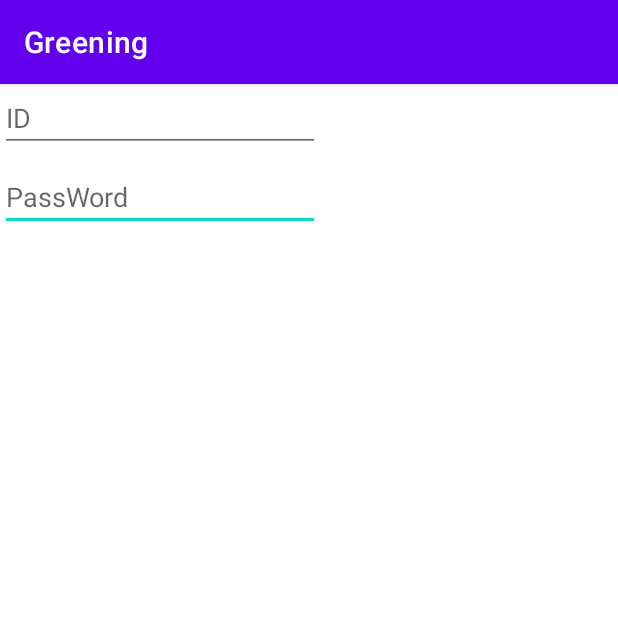
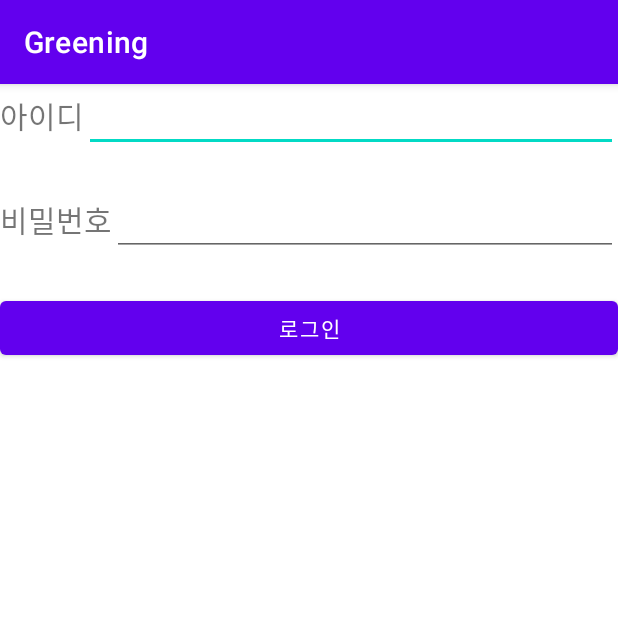
Before and after one commit to eminentecero/Greening, an Android app: the screen it shows after launch (MainActivity), on a phone screen of 412 x 824 dp, the top half of it. Run offline under Robolectric (Android 15) with nearby library versions, the light colour scheme and no system bars.

Commit message:
아이디, 비밀번호 입력 받아서 로그인하고, 둘 중에 하나라도 공백이면 토스트 메시지가 뜨도록 함. 이제 DB 사용 가능하도록 할 예정

```diff
--- a/app/src/main/java/com/example/greening/MainActivity.kt
+++ b/app/src/main/java/com/example/greening/MainActivity.kt
@@ -1,11 +1,96 @@
 package com.example.greening
 
+import android.content.Context
+import android.database.Cursor
+import android.database.sqlite.SQLiteDatabase
+import android.database.sqlite.SQLiteOpenHelper
 import androidx.appcompat.app.AppCompatActivity
 import android.os.Bundle
+import android.widget.Button
+import android.widget.EditText
+import android.widget.TextView
+import android.widget.Toast
 
 class MainActivity : AppCompatActivity() {
+    lateinit var editID:EditText
+    lateinit var editPassWord:EditText
+    lateinit var btnLogin: Button
+    lateinit var ResulttextView:TextView
+
+    lateinit var myHelper:myDBHelper
+    lateinit var sqlDB : SQLiteDatabase
+    lateinit var result : String
+
     override fun onCreate(savedInstanceState: Bundle?) {
         super.onCreate(savedInstanceState)
         setContentView(R.layout.activity_main)
+
+        editID = findViewById(R.id.editID)
+        editPassWord = findViewById(R.id.editPassWord)
+        btnLogin = findViewById(R.id.btnLogin)
+        ResulttextView = findViewById(R.id.ResulttextView)
+
+
+        //1. 회원가입
+        //아이디, 비밀번호 입력 - 변수 선언, 연결 필요
+        //아이디 - primary key로 지정
+
+        //회원가입 -> 기본정보 쓰는 거,
+
+        //객체 받아오기 - DB
+        myHelper = myDBHelper(this)
+
+
+
+        //2. 로그인
+        //입력한 아이디, 비밀번호 변수랑 TextView(반갑습니다를 띄울)
+        btnLogin.setOnClickListener {
+            //!!!!!!!!!!!!!!!!!!!!!!!!!!!!!!!!!!공백값이 무엇인지 미확인 - 확인해서 if 문에 걸리도록 해야함.
+            //입력값이 공백이면 기능이 실행되지 않도록 설정
+            if(editID.toString().equals("") && editPassWord.toString().equals("")){
+                //get, set 생략 가능 - 아이디와 비밀번호를 조회해서 비교하기 때문에 readable 사용
+                sqlDB = myHelper.readableDatabase
+
+                var cursor: Cursor
+                cursor = sqlDB.rawQuery("SELECT * FROM groupTBL WHERE ID = '"+editID+ "';", null)
+
+                //저장할 배열 설정
+                var strPassWord = "비밀번호"+ "\r\n" + "---------" + "\r\n"
+
+                while(cursor.moveToNext()) {
+                    //1번째 행에 있는 것은 번호
+                    //비밀번호 조회
+                    strPassWord += cursor.getString(1) + "\r\n"
+                }
+
+                sqlDB.close()
+
+                if(strPassWord == editPassWord.toString()){
+                    result = "${editID} + 님 반갑습니다!"
+                    ResulttextView.setText(result)
+                }
+                else{
+                    ResulttextView.setText("잘못된 비밀번호 입니다.")
+                }
+            }
+            else{
+                //메세지를 띄우도록 하는 것이 좋음! - 보안성 주의해서, (아이디 또는 비밀번호가 잘못되었습니다.)
+                Toast.makeText(applicationContext, "아이디와 비밀번호를 모두 입력해주세요.", Toast.LENGTH_LONG).show()
+            }
+        }
+    }
+
+    //DB 생성되도록 하기!!!!!!!!!!!!!!!!!!!!!!!!!!!!!!!!!!!!!!!!!!!!!!!!!!
+    inner class myDBHelper(context: Context): SQLiteOpenHelper(context, "Greener", null, 1){
+        override fun onCreate(db: SQLiteDatabase?) {
+            //Name을 primary Key로 설정 - 찾아낼때 쓰이는 key
+            db!!.execSQL("CREATE TABLE groupTBL (ID CHAR(20) PRIMARY KEY, PassWord Integer);")
+        }
+
+        override fun onUpgrade(db: SQLiteDatabase?, oldVersion: Int, newVersion: Int) {
+            //DB 삭제 후 다시 생성
+            db!!.execSQL("DROP TABLE IF EXISTS groupTBL")
+            onCreate(db)
+        }
     }
 }
--- a/app/src/main/res/layout/activity_main.xml
+++ b/app/src/main/res/layout/activity_main.xml
@@ -1,50 +1,81 @@
 <?xml version="1.0" encoding="utf-8"?>
-<androidx.constraintlayout.widget.ConstraintLayout xmlns:android="http://schemas.android.com/apk/res/android"
+<LinearLayout xmlns:android="http://schemas.android.com/apk/res/android"
     xmlns:app="http://schemas.android.com/apk/res-auto"
     xmlns:tools="http://schemas.android.com/tools"
     android:layout_width="match_parent"
     android:layout_height="match_parent"
+    android:orientation="vertical"
     tools:context=".MainActivity">
 
-    <EditText
-        android:id="@+id/PassEditText"
+    <LinearLayout
+        android:layout_width="match_parent"
+        android:layout_height="0dp"
+        android:layout_weight="1"
+        android:orientation="horizontal">
+
+        <TextView
             android:layout_width="wrap_content"
             android:layout_height="wrap_content"
-        android:layout_marginTop="7dp"
-        android:ems="10"
-        android:hint="PassWord"
-        android:inputType="textPassword"
-        app:layout_constraintTop_toBottomOf="@+id/idEditText"
-        tools:layout_editor_absoluteX="137dp" />
+            android:text="아이디"
+            android:textSize="20dp" />
 
         <EditText
-        android:id="@+id/idEditText"
+            android:id="@+id/editID"
             android:layout_width="wrap_content"
             android:layout_height="wrap_content"
-        android:ems="10"
-        android:hint="ID"
-        android:inputType="textUri|text"
-        tools:layout_editor_absoluteX="137dp"
-        tools:layout_editor_absoluteY="249dp" />
+            android:layout_weight="1" />
+
+    </LinearLayout>
+
+    <LinearLayout
+        android:layout_width="match_parent"
+        android:layout_height="0dp"
+        android:layout_weight="1"
+        android:orientation="horizontal">
 
         <TextView
-        android:id="@+id/IDtextView"
             android:layout_width="wrap_content"
             android:layout_height="wrap_content"
-        android:layout_marginEnd="40dp"
-        android:layout_marginBottom="30dp"
-        android:text="아이디"
-        android:textColor="#000000"
-        app:layout_constraintBottom_toTopOf="@+id/PassWordTextView"
-        app:layout_constraintEnd_toStartOf="@+id/idEditText" />
+            android:text="비밀번호"
+            android:textSize="20dp" />
+
+        <EditText
+            android:id="@+id/editPassWord"
+            android:layout_width="wrap_content"
+            android:layout_height="wrap_content"
+            android:layout_weight="1" />
+    </LinearLayout>
+
+    <LinearLayout
+        android:layout_width="match_parent"
+        android:layout_height="0dp"
+        android:layout_weight="1"
+        android:orientation="horizontal">
+
+        <Button
+            android:id="@+id/btnLogin"
+            android:layout_width="wrap_content"
+            android:layout_height="wrap_content"
+            android:layout_weight="1"
+            android:text="로그인" />
+
+    </LinearLayout>
+
+    <LinearLayout
+        android:layout_width="match_parent"
+        android:layout_height="0dp"
+        android:layout_weight="8"
+        android:orientation="horizontal">
 
         <TextView
-        android:id="@+id/PassWordTextView"
-        android:layout_width="wrap_content"
+            android:id="@+id/ResulttextView"
+            android:layout_width="match_parent"
             android:layout_height="wrap_content"
-        android:layout_marginEnd="40dp"
-        android:text="비밀번호"
-        android:textColor="#000000"
-        app:layout_constraintEnd_toStartOf="@+id/PassEditText"
-        tools:layout_editor_absoluteY="316dp" />
-</androidx.constraintlayout.widget.ConstraintLayout>
+            android:layout_weight="1" />
+
+    </LinearLayout>
+
+    //layout_weight - 비율 주의, 남은 공간에 고려해서 비율 포함됨. 전체에서 1:1:1로 하면 각각 너비를 0으로 설정해야함.
+
+
+</LinearLayout>
```
Lines whose indentation alone changed are shown as unchanged.
